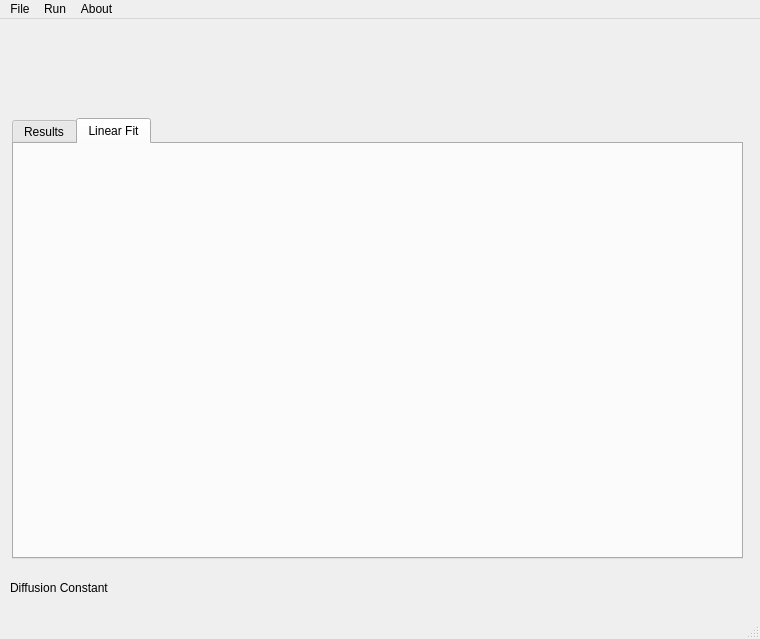
Above: mainwindow.ui from jonbramble/qt-frap-tool before the change. Below: the same form after it.
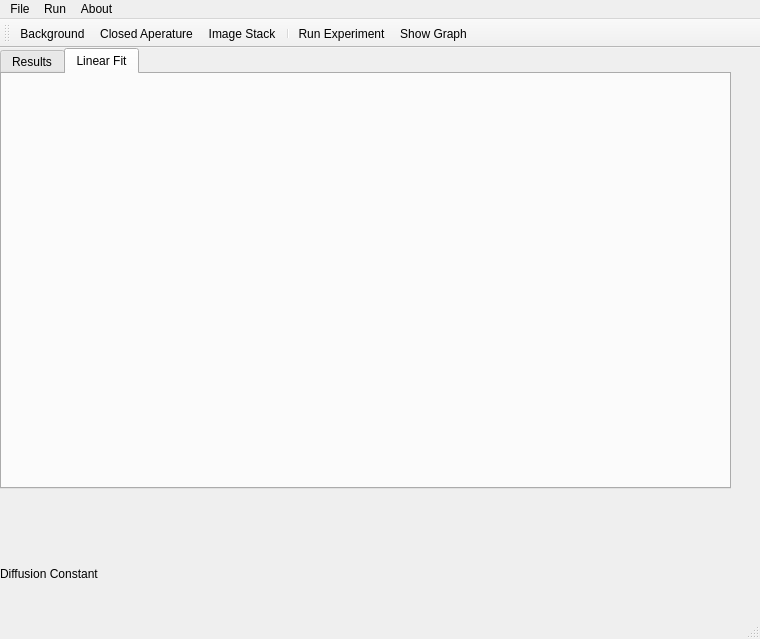
That is the form after the change. Icons and pictures are not drawn. Custom widgets are drawn as their Qt base class.

Commit message: added toolbar icons

```diff
--- a/mainwindow.ui
+++ b/mainwindow.ui
@@ -17,10 +17,10 @@
    <widget class="QLabel" name="label">
     <property name="geometry">
      <rect>
-      <x>10</x>
-      <y>560</y>
+      <x>0</x>
+      <y>510</y>
       <width>131</width>
-      <height>17</height>
+      <height>31</height>
      </rect>
     </property>
     <property name="text">
@@ -31,9 +31,9 @@
     <property name="geometry">
      <rect>
       <x>140</x>
-      <y>560</y>
+      <y>510</y>
       <width>66</width>
-      <height>17</height>
+      <height>21</height>
      </rect>
     </property>
     <property name="text">
@@ -43,8 +43,8 @@
    <widget class="QTabWidget" name="tabWidget">
     <property name="geometry">
      <rect>
-      <x>12</x>
-      <y>99</y>
+      <x>0</x>
+      <y>0</y>
       <width>731</width>
       <height>441</height>
      </rect>
@@ -127,6 +127,23 @@
    <addaction name="menuAbout"/>
   </widget>
   <widget class="QStatusBar" name="statusBar"/>
+  <widget class="QToolBar" name="toolBar">
+   <property name="windowTitle">
+    <string>toolBar</string>
+   </property>
+   <attribute name="toolBarArea">
+    <enum>TopToolBarArea</enum>
+   </attribute>
+   <attribute name="toolBarBreak">
+    <bool>false</bool>
+   </attribute>
+   <addaction name="actionBackground"/>
+   <addaction name="actionClosed_Aperature"/>
+   <addaction name="actionImage_Stack"/>
+   <addaction name="separator"/>
+   <addaction name="actionRun_Experiment"/>
+   <addaction name="actionShow_Graph"/>
+  </widget>
   <action name="actionBackground">
    <property name="text">
     <string>Background</string>
```
Left out of the diff: 27 changed lines with no effect on the pictures. The commit also changes 7 other files.
